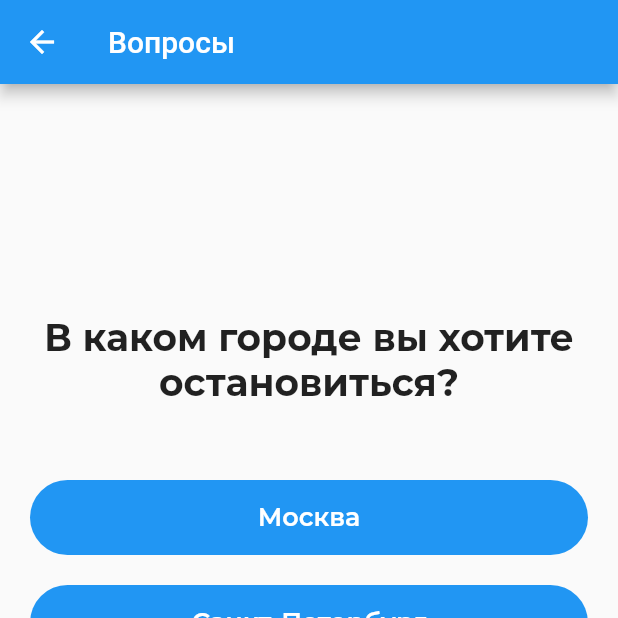
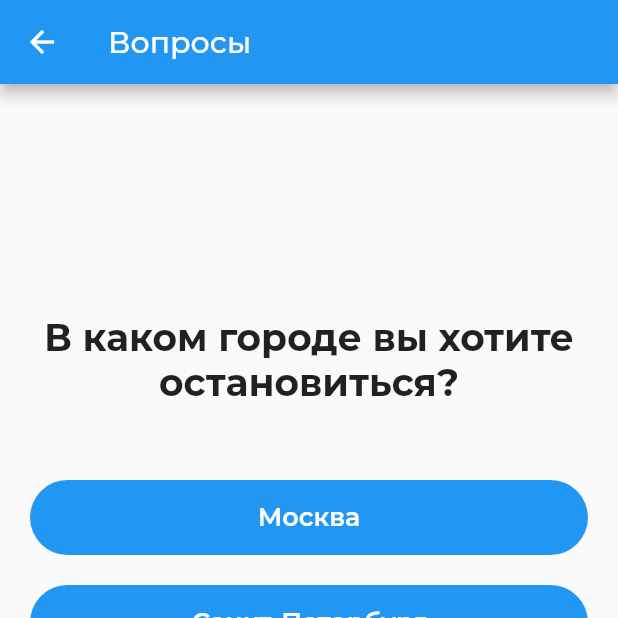
Before and after one commit to ivgl-ops/find_hotels_app, a Flutter app: the QuestionScreen screen opened by its route, on a phone screen of 412 x 824 dp, the top half of it. Run offline on Flutter 3.47's test engine with Material 2 defaults, Android fonts, the phone set to English and light mode, and no system bars; our stand-ins replace cloud_firestore, email_validator, firebase_auth, firebase_core, flutter_local_notifications, flutter_typeahead and 2 more; missing offline and left inert: animate_gradient; accounts and stored records are empty; network calls fail.

Commit message:
re-work + fix

```diff
--- a/lib/data/apartmentsData.dart
+++ b/lib/data/apartmentsData.dart
@@ -11,6 +11,7 @@ class ApartmentDataView extends ChangeNotifier {
   void setList(dynamic dataList){
     list = dataList;
   }
+
   ApartmentDataView(
        this.searchResult,this.id, this.price, this.people, this.days);
 }
--- a/lib/view/apartmets_view.dart
+++ b/lib/view/apartmets_view.dart
@@ -254,7 +254,7 @@ class _ApartmentViewState extends State<ApartmentView> {
                             width: 20,
                           ),
                           Icon(
-                            Icons.people_outline,
+                            Icons.star,
                             color: Colors.blue,
                           ),
                           SizedBox(
--- a/lib/view/list_hotels_view.dart
+++ b/lib/view/list_hotels_view.dart
@@ -321,13 +321,13 @@ class _ListHotelsViewState extends State<ListHotelsView> {
                                       width: 15,
                                     ),
                                     const Icon(
-                                      Icons.people_outline,
+                                      Icons.star,
                                       color: Colors.blue,
                                     ),
                                     const SizedBox(
-                                      width: 15,
+                                      width: 5,
                                     ),
-                                    CustomText(text: _documents[index]['rate']),
+                                    CustomText(text: '${_documents[index]['rate']} /  10'),
                                     Spacer(),
                                     const CustomText(
                                         text: '1 спальня 2 человека'),
--- a/lib/view/question.dart
+++ b/lib/view/question.dart
@@ -12,6 +12,7 @@ class QuestionScreen extends StatefulWidget {
 class _QuestionScreenState extends State<QuestionScreen> {
   int _currentQuestionIndex = 0;
   List search = [];
+  bool notFound = false;
 
   void searchfromFirebase(
     String city,
@@ -39,6 +40,7 @@ class _QuestionScreenState extends State<QuestionScreen> {
       print('count ${search.length}');
     });
 
+      if (search.length > 0) {
         Navigator.push(
           context,
           MaterialPageRoute(
@@ -48,10 +50,14 @@ class _QuestionScreenState extends State<QuestionScreen> {
               places: places,
               level_rooms: level_rooms,
               location_type: location_type,
-              budget: budget)),
+              budget: budget,
+            ),
+          ),
         );
-
-    print(search);
+      } else {
+        notFound = true;
+        setState(() {});
+      }
   }
 
   final List<Map<String, dynamic>> _questions = [
@@ -101,9 +107,12 @@ class _QuestionScreenState extends State<QuestionScreen> {
   Widget build(BuildContext context) {
     return Scaffold(
         appBar: AppBar(
-        title: Text('Вопросы'),
+          title: !notFound
+              ? CustomText(text: 'Вопросы',)
+              : CustomText(text: 'Рекомендации'),
         ),
-      body: Center(
+        body: !notFound
+            ? Center(
                 child: Column(
                   mainAxisAlignment: MainAxisAlignment.center,
                   children: [
@@ -125,8 +134,8 @@ class _QuestionScreenState extends State<QuestionScreen> {
                           .map<Widget>((option) => GestureDetector(
                                 child: Container(
                                   width: double.infinity,
-                          margin:
-                              EdgeInsets.only(left: 20, right: 20, bottom: 20),
+                                  margin: EdgeInsets.only(
+                                      left: 20, right: 20, bottom: 20),
                                   height: 50,
                                   decoration: BoxDecoration(
                                       color: Colors.blue,
@@ -145,7 +154,8 @@ class _QuestionScreenState extends State<QuestionScreen> {
                                 onTap: () {
                                   // Сохранить ответ пользователя на вопрос
                                   _answers.add({
-                            'question': _questions[_currentQuestionIndex]
+                                    'question':
+                                        _questions[_currentQuestionIndex]
                                             ['question'],
                                     'answer': option
                                   });
@@ -156,8 +166,12 @@ class _QuestionScreenState extends State<QuestionScreen> {
                     ),
                   ],
                 ),
+              )
+            : Center(
+                child: CustomText(
+                  text: 'По вашему запросу нет аппартаментов',
                 ),
-    );
+              ));
   }
 
   void _goToNextQuestion() {
--- a/lib/view/start_view.dart
+++ b/lib/view/start_view.dart
@@ -33,6 +33,7 @@ import 'favorite_hotels_view.dart';
         _selectedIndex = index;
       });
     }
+
     @override
     void initState() {
       super.initState();
--- a/pubspec.yaml
+++ b/pubspec.yaml
@@ -28,6 +28,7 @@ dependencies:
   mask_text_input_formatter: ^2.4.0
   firebase_auth: ^4.0.2
   email_validator: ^2.1.17
+  flutter_typeahead: ^4.3.7
 
 
 flutter_localizations:
```
Also changed, not shown: lib/view/favorite_hotels_view.dart (+20 -2 lines), lib/view/main_view.dart (+28 -4 lines), lib/view/screen_paid.dart (+14 -3 lines), pubspec.lock, 2 other files. Lines whose indentation alone changed are shown as unchanged.
